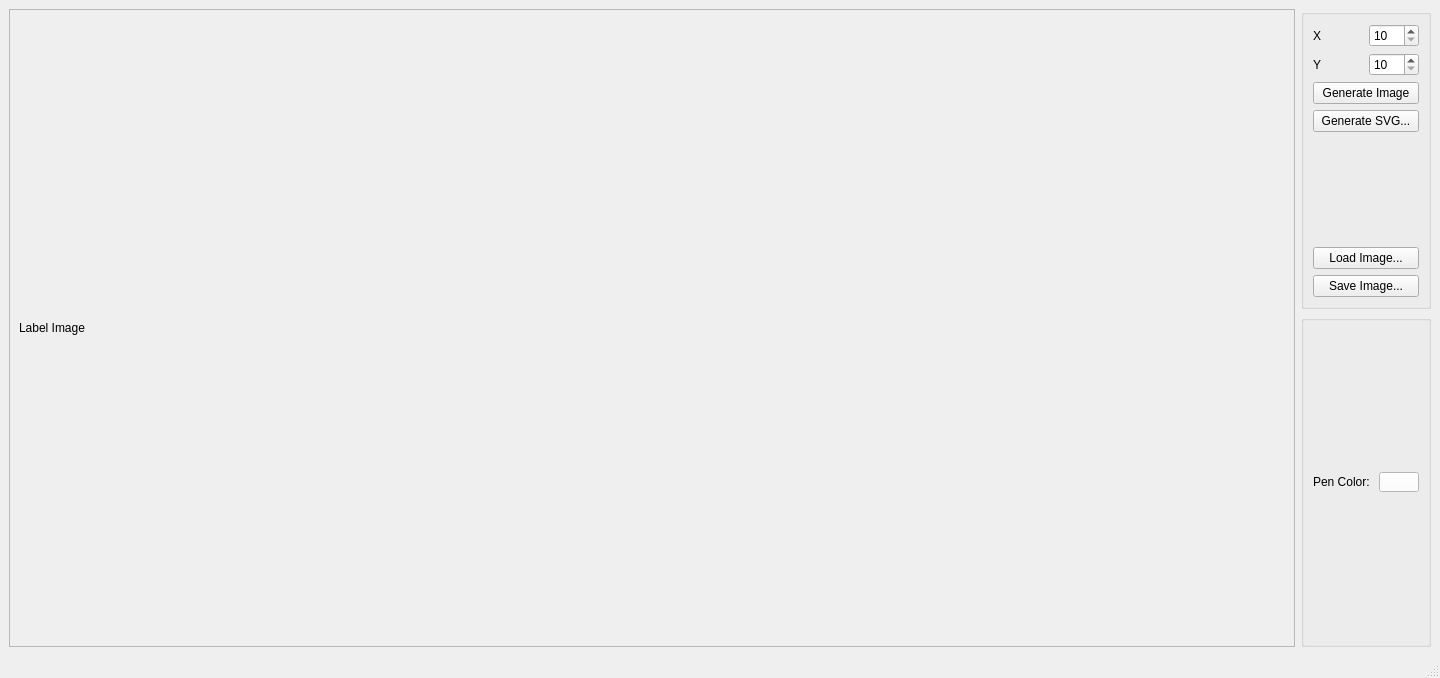
Above: jigsaw_generator/jigsaw_generator_main_window.ui from Bollos00/JigsawGenerator before the change. Below: the same form after it.
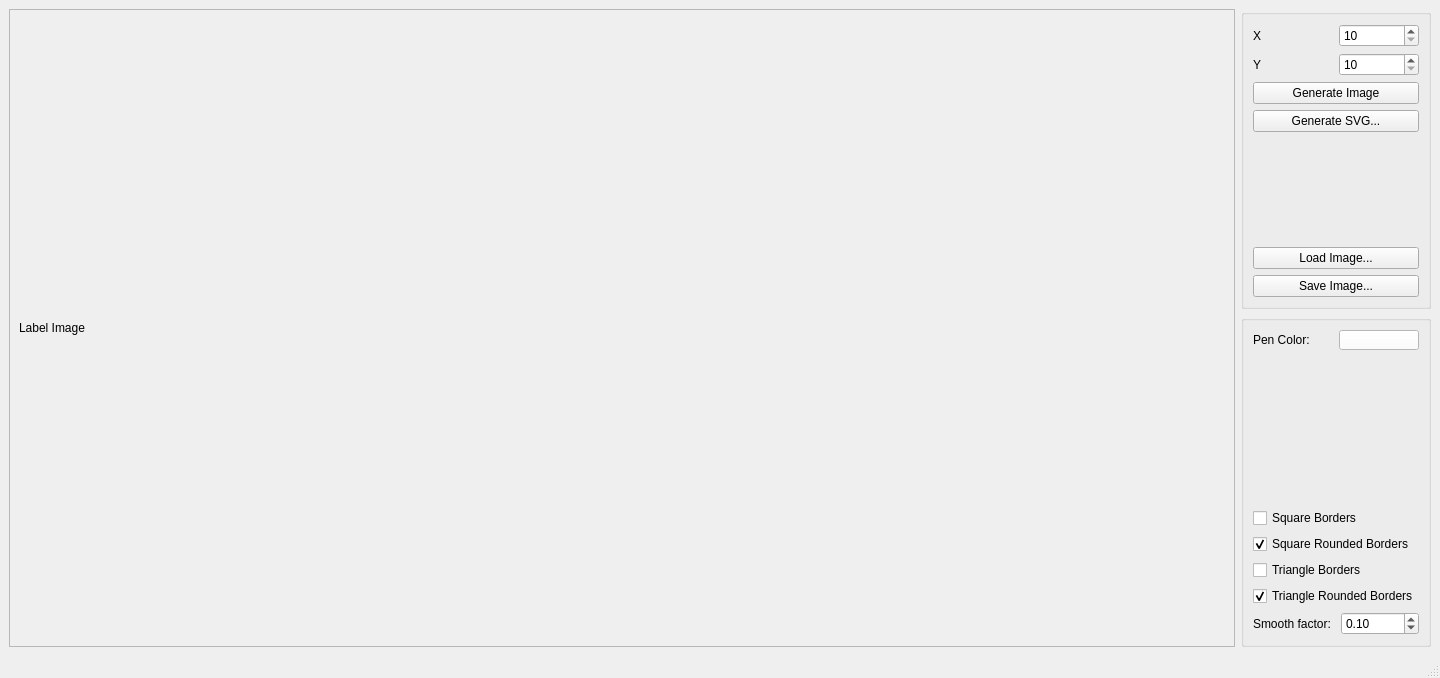
That is the form after the change.

Commit message:
Added support for rounded borders and more...
* Set the theme with QPalette;

* Shortcut to exit the application

* New image template

```diff
--- a/jigsaw_generator/jigsaw_generator_main_window.ui
+++ b/jigsaw_generator/jigsaw_generator_main_window.ui
@@ -25,7 +25,7 @@
         <rect>
          <x>0</x>
          <y>0</y>
-         <width>1261</width>
+         <width>1177</width>
          <height>612</height>
         </rect>
        </property>
@@ -177,6 +177,74 @@
            </item>
           </layout>
          </item>
+         <item>
+          <spacer name="verticalSpacer_2">
+           <property name="orientation">
+            <enum>Qt::Vertical</enum>
+           </property>
+           <property name="sizeHint" stdset="0">
+            <size>
+             <width>20</width>
+             <height>40</height>
+            </size>
+           </property>
+          </spacer>
+         </item>
+         <item>
+          <widget class="QCheckBox" name="checkBoxSquaredBorders">
+           <property name="text">
+            <string>Square Borders</string>
+           </property>
+          </widget>
+         </item>
+         <item>
+          <widget class="QCheckBox" name="checkBoxSquaredRounded">
+           <property name="text">
+            <string>Square Rounded Borders</string>
+           </property>
+           <property name="checked">
+            <bool>true</bool>
+           </property>
+          </widget>
+         </item>
+         <item>
+          <widget class="QCheckBox" name="checkBoxTriangleBorders">
+           <property name="text">
+            <string>Triangle Borders</string>
+           </property>
+          </widget>
+         </item>
+         <item>
+          <widget class="QCheckBox" name="checkBoxTriangleRounded">
+           <property name="text">
+            <string>Triangle Rounded Borders</string>
+           </property>
+           <property name="checked">
+            <bool>true</bool>
+           </property>
+          </widget>
+         </item>
+         <item>
+          <layout class="QHBoxLayout" name="horizontalLayout_6">
+           <item>
+            <widget class="QLabel" name="labelSmoothFactor">
+             <property name="text">
+              <string>Smooth factor: </string>
+             </property>
+            </widget>
+           </item>
+           <item>
+            <widget class="QDoubleSpinBox" name="doubleSpinBoxSmoothFactor">
+             <property name="singleStep">
+              <double>0.100000000000000</double>
+             </property>
+             <property name="value">
+              <double>0.100000000000000</double>
+             </property>
+            </widget>
+           </item>
+          </layout>
+         </item>
         </layout>
        </widget>
       </item>
```
The commit also changes 5 other files.
